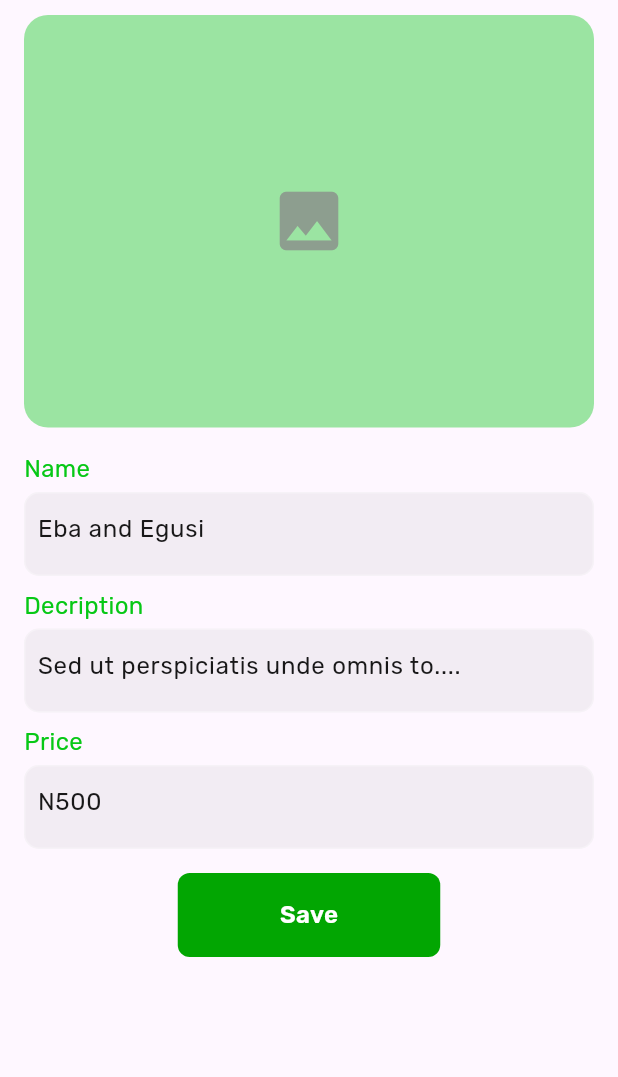
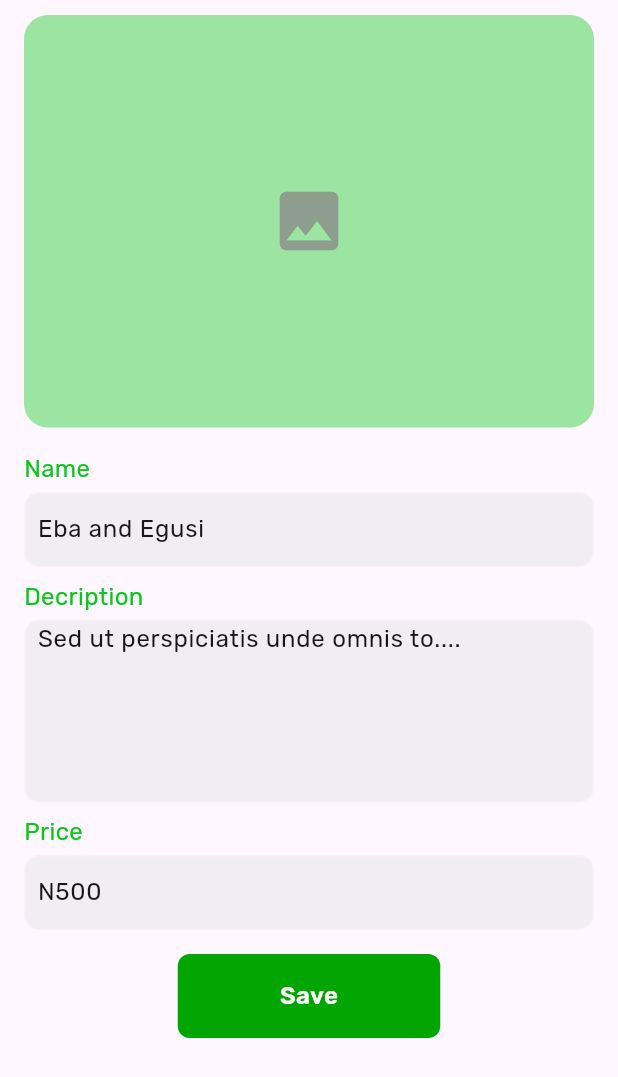
Before and after one commit to Zinoe001/Food_App, a Flutter app: the screen it shows after launch, after a tap on the "add" icon, on a phone screen of 412 x 824 dp. Shown: the top 1077 px of the screen. Run offline on Flutter 3.47's test engine with Material 3 defaults, Android fonts, the phone set to English and light mode, and no system bars; our stand-ins replace dio, flutter_riverpod, flutter_spinkit, freezed_annotation, google_fonts, image_picker and 1 more.

Commit message:
chore: clean up

```diff
--- a/lib/views/home/admin_home_page.dart
+++ b/lib/views/home/admin_home_page.dart
@@ -23,9 +23,9 @@ class AdminHomeView extends ConsumerWidget {
                   ? Center(
                       child: AppText.regular("No menu is on display"),
                     )
-                  : Padding(
-                    padding: const EdgeInsets.symmetric(horizontal: 16,vertical: 10),
-                    child: Column(
+                  : ListView(
+                      padding: const EdgeInsets.symmetric(
+                          horizontal: 16, vertical: 10),
                       children: [
                         ...List.generate(
                           menuService.menu.length,
@@ -42,7 +42,6 @@ class AdminHomeView extends ConsumerWidget {
                       ],
                     ),
             ),
-            ),
             floatingActionButton: FloatingActionButton(
               onPressed: () {
                 navigationService.navigateTo(NavigatorRoutes.menuDetailView);
--- a/lib/views/home/components/admin_food_card.dart
+++ b/lib/views/home/components/admin_food_card.dart
@@ -101,7 +101,7 @@ class _AdminFoodCardState extends ConsumerState<AdminFoodCard> {
                 maxLines: 3,
               ),
               const SizedBox(height: 4),
-              AppText.medium("N${widget.price}"),
+              AppText.medium(widget.price),
             ],
           ),
         )
--- a/lib/views/menu/menu_details_view.dart
+++ b/lib/views/menu/menu_details_view.dart
@@ -42,7 +42,9 @@ class _MenuDetailViewState extends ConsumerState<MenuDetailView> {
 
   @override
   Widget build(BuildContext context) {
-    return Scaffold(
+    return GestureDetector(
+      onTap: () => FocusScope.of(context).unfocus(),
+      child: Scaffold(
         resizeToAvoidBottomInset: true,
         body: SafeArea(
           child: Padding(
@@ -86,6 +88,7 @@ class _MenuDetailViewState extends ConsumerState<MenuDetailView> {
                   AppTextField(
                     title: "Decription",
                     controller: _descriptionController,
+                    maxLines: 5,
                     hintText: "Sed ut perspiciatis unde omnis to....",
                   ),
                   const SizedBox(height: 8),
@@ -98,8 +101,10 @@ class _MenuDetailViewState extends ConsumerState<MenuDetailView> {
                   ),
                   const SizedBox(height: 16),
                   ValueListenableBuilder(
-                    valueListenable: ref.read(menuServiceProvider).selectedMenu,
-                    builder: (BuildContext context, FoodModel selectedMenu, _) {
+                      valueListenable:
+                          ref.read(menuServiceProvider).selectedMenu,
+                      builder:
+                          (BuildContext context, FoodModel selectedMenu, _) {
                         var menuService = ref.read(menuServiceProvider);
                         return GestureDetector(
                           onTap: () {
@@ -111,8 +116,8 @@ class _MenuDetailViewState extends ConsumerState<MenuDetailView> {
                                 price: _priceController.text,
                               ),
                             );
-                          navigationService
-                              .navigateToReplace(NavigatorRoutes.dashBoardView);
+                            navigationService.navigateToReplace(
+                                NavigatorRoutes.dashBoardView);
                           },
                           child: Container(
                             height: 56,
@@ -123,12 +128,16 @@ class _MenuDetailViewState extends ConsumerState<MenuDetailView> {
                                   const BorderRadius.all(Radius.circular(8)),
                             ),
                             child: Center(
-                            child: AppText.button("Save",color: AppColors.kWhite,),
+                              child: AppText.button(
+                                "Save",
+                                color: AppColors.kWhite,
+                              ),
                             ),
                           ),
                         );
                       })
                 ],
+              ),
             ),
           ),
         ),
--- a/lib/widgets/app_text_field.dart
+++ b/lib/widgets/app_text_field.dart
@@ -15,6 +15,7 @@ class AppTextField extends StatefulWidget {
   final List<TextInputFormatter> formatter;
   final TextInputType? keyboardType;
   final FocusNode focusNode;
+  final int maxLines;
   late final ValueNotifier<AppTextFieldState> formState;
 
   AppTextField({
@@ -25,6 +26,7 @@ class AppTextField extends StatefulWidget {
     this.validator,
     this.keyboardType,
     this.isPassword = false,
+    this.maxLines = 1,
     this.formatter = const [],
     FocusNode? focusNode,
     ValueNotifier<AppTextFieldState>? formState,
@@ -77,7 +79,7 @@ class _AppTextFieldState extends State<AppTextField> {
                     ),
                     const SizedBox(height: 4),
                     Container(
-                      height: 56,
+                      // height: 56,
                       decoration: BoxDecoration(
                           border: Border.all(
                             color: hasFocus
@@ -95,6 +97,7 @@ class _AppTextFieldState extends State<AppTextField> {
                         keyboardType: widget.keyboardType,
                         obscureText: widget.isPassword,
                         focusNode: widget.focusNode,
+                        maxLines: widget.maxLines,
                         inputFormatters: widget.formatter,
                         style: regularStyle.copyWith(
                             color: AppColors.kBlack.shade800),
```
Also changed, not shown: lib/views/home/components/user_food_card.dart (+4 -4 lines), 11 other files. Lines whose indentation alone changed are shown as unchanged.
